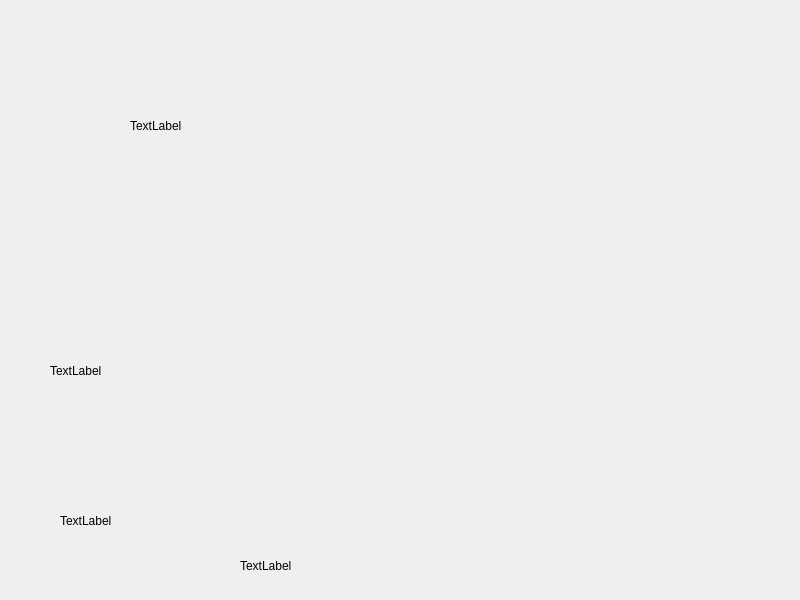
First picture: the form in widget.ui, repository hepuyao/ukui-about, before the edit.
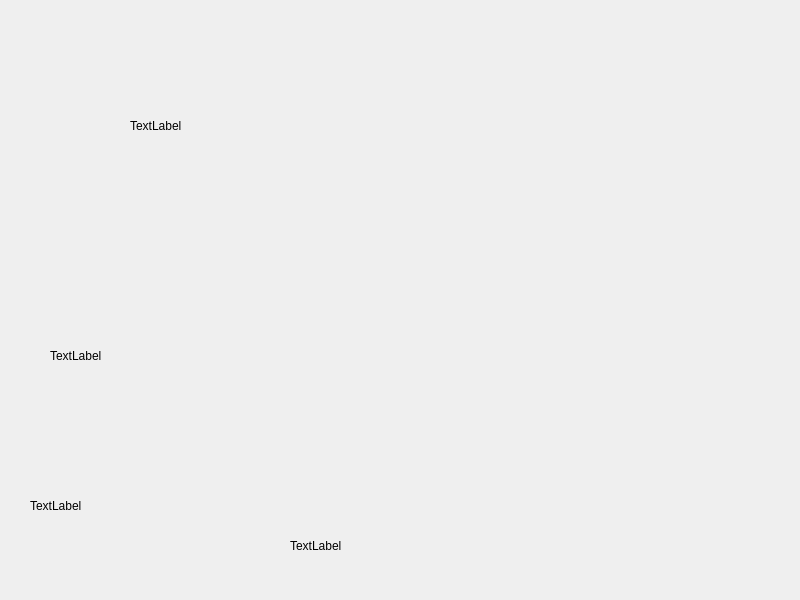
Second picture: the form after the edit.

The edit to the form file:
```diff
--- a/widget.ui
+++ b/widget.ui
@@ -16,10 +16,10 @@
   <widget class="QLabel" name="label">
    <property name="geometry">
     <rect>
-     <x>60</x>
-     <y>490</y>
-     <width>701</width>
-     <height>61</height>
+     <x>30</x>
+     <y>480</y>
+     <width>751</width>
+     <height>51</height>
     </rect>
    </property>
    <property name="text">
@@ -31,8 +31,8 @@
     <rect>
      <x>50</x>
      <y>240</y>
-     <width>701</width>
-     <height>261</height>
+     <width>691</width>
+     <height>231</height>
     </rect>
    </property>
    <property name="text">
@@ -42,8 +42,8 @@
   <widget class="QLabel" name="label_3">
    <property name="geometry">
     <rect>
-     <x>240</x>
-     <y>550</y>
+     <x>290</x>
+     <y>530</y>
      <width>301</width>
      <height>31</height>
     </rect>
```
